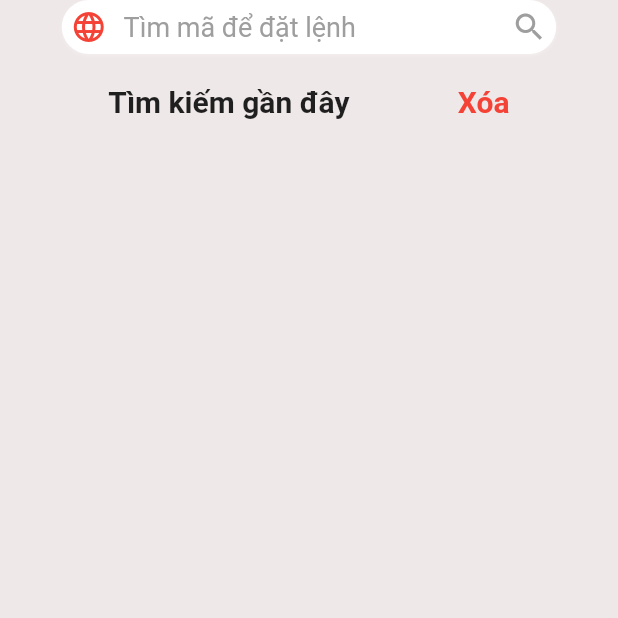
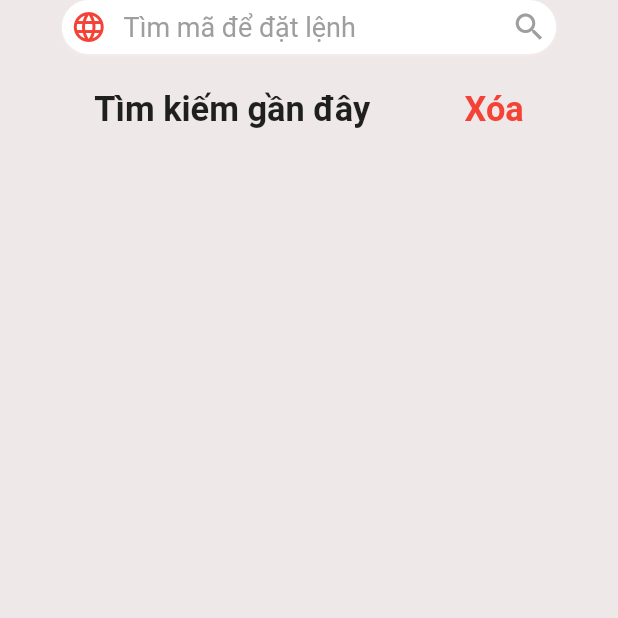
Before and after one commit to dhnam2806/EnTrade-X, a Flutter app: the FollowScreen screen opened directly, after a tap on "Tìm mã để đặt lệnh", on a phone screen of 412 x 824 dp, the top half of it. Run offline on Flutter 3.47's test engine with Material 2 defaults, Android fonts, the phone set to English and light mode, and no system bars; our stand-ins replace bloc, flutter_bloc, flutter_screenutil, persistent_bottom_nav_bar.

Commit message:
auto fontsize

```diff
--- a/lib/Menu/screen/search_screen.dart
+++ b/lib/Menu/screen/search_screen.dart
@@ -1,6 +1,7 @@
 import 'package:entradex/follow/component/news_list.dart';
 import 'package:entradex/widgets/search.dart';
 import 'package:flutter/material.dart';
+import 'package:flutter_screenutil/flutter_screenutil.dart';
 
 class SearchScreen extends StatelessWidget {
   const SearchScreen({super.key});
@@ -11,21 +12,21 @@ class SearchScreen extends StatelessWidget {
       body: SafeArea(
         child: Column(children: [
           SearchWidget(),
-          SizedBox(height: 20),
+          SizedBox(height: 20.h),
           Row(
             mainAxisAlignment: MainAxisAlignment.spaceEvenly,
             children: [
               Text(
                 'Tìm kiếm gần đây',
                 style: TextStyle(
-                  fontSize: 20,
+                  fontSize: 20.sp,
                   fontWeight: FontWeight.bold,
                 ),
               ),
               Text(
                 'Xóa',
                 style: TextStyle(
-                  fontSize: 20,
+                  fontSize: 20.sp,
                   fontWeight: FontWeight.bold,
                   color: Colors.red,
                 ),
--- /dev/null
+++ b/lib/data/category.dart
@@ -0,0 +1,5 @@
+import '../model/collection.dart';
+
+List<CollectionModel> collection = [
+  CollectionModel(name: "D1"),
+];
--- a/lib/follow/bloc/follow_event.dart
+++ b/lib/follow/bloc/follow_event.dart
@@ -23,16 +23,12 @@ class NewsSelectedEvent extends FollowEvent {
 
 class SearchStockNavigateEvent extends FollowEvent {}
 
-class StockSortEvent extends FollowEvent {
-  final int sortColumnIndex;
-  bool isAscending;
-  final List<Stock> stocks;
+class AddMoreEvent extends FollowEvent {}
 
-  StockSortEvent({
-    required this.sortColumnIndex,
-    required this.isAscending,
-    required this.stocks,
-  });
+class StockCollectionInitialEvent extends FollowEvent {}
+
+class AddStockEvent extends FollowEvent {
+  final String value;
+
+  AddStockEvent({required this.value});
 }
-
-class AddMoreEvent extends FollowEvent {}
--- a/lib/follow/bloc/follow_state.dart
+++ b/lib/follow/bloc/follow_state.dart
@@ -24,3 +24,9 @@ class NewsLoadedState extends FollowState {
 class SearchStockNavigateState extends FollowActionState {}
 
 class AddMoreState extends FollowActionState {}
+
+class AddStockState extends FollowState {
+  final List<CollectionModel> value;
+
+  AddStockState({required this.value});
+}
--- /dev/null
+++ b/lib/follow/component/collection.dart
@@ -0,0 +1,124 @@
+// ignore_for_file: public_member_api_docs, sort_constructors_first
+import 'package:entradex/follow/component/bottom_add.dart';
+import 'package:flutter/material.dart';
+import 'package:flutter_bloc/flutter_bloc.dart';
+import 'package:flutter_screenutil/flutter_screenutil.dart';
+import '../bloc/follow_bloc.dart';
+
+class Collection extends StatefulWidget {
+  const Collection({Key? key}) : super(key: key);
+
+  @override
+  State<Collection> createState() => _CollectionState();
+}
+
+class _CollectionState extends State<Collection> {
+  @override
+  void initState() {
+    BlocProvider.of<FollowBloc>(context).add(StockCollectionInitialEvent());
+    super.initState();
+  }
+
+  getName(String name) {
+    List<String> words = name.split(" ");
+
+    List<String> firstChars = [];
+
+    for (String word in words) {
+      if (word.isNotEmpty) {
+        String firstChar = word[0];
+        firstChars.add(firstChar);
+      }
+    }
+
+    String result = firstChars.join("");
+    return result;
+  }
+
+  @override
+  Widget build(BuildContext context) {
+    return BlocConsumer<FollowBloc, FollowState>(
+      listener: (context, state) {
+        if (state is AddMoreState) {
+          showModalBottomSheet(
+            context: context,
+            isScrollControlled: true,
+            builder: (context) {
+              return SingleChildScrollView(
+                  child: Container(
+                      padding: EdgeInsets.only(
+                          bottom:
+                              MediaQuery.of(context).viewInsets.bottom + 28),
+                      child: BottomAdd()));
+            },
+          );
+        }
+      },
+      listenWhen: (previous, current) => current is FollowActionState,
+      buildWhen: (previous, current) => current is! FollowActionState,
+      builder: (context, state) {
+        if (state is AddStockState) {
+          final success = state as AddStockState;
+          final data = success.value;
+          return Row(
+            children: [
+              ListView.builder(
+                physics: NeverScrollableScrollPhysics(),
+                shrinkWrap: true,
+                padding: EdgeInsets.zero,
+                scrollDirection: Axis.horizontal,
+                itemCount: data.length,
+                itemBuilder: (context, index) {
+                  return Container(
+                    width: 32.w,
+                    decoration: BoxDecoration(
+                      color: Theme.of(context).colorScheme.background,
+                      borderRadius: BorderRadius.circular(4),
+                      boxShadow: [
+                        BoxShadow(
+                          color: Colors.grey.withOpacity(0.2),
+                          spreadRadius: 0.4,
+                          blurRadius: 1,
+                          offset: Offset(0, 2),
+                        ),
+                      ],
+                    ),
+                    child: Center(child: Text(getName(data[index].name))),
+                  );
+                },
+              ),
+              SizedBox(
+                width: 8.w,
+              ),
+              GestureDetector(
+                onTap: () {
+                  BlocProvider.of<FollowBloc>(context).add(AddMoreEvent());
+                },
+                child: Container(
+                  width: 32.w,
+                  padding: EdgeInsets.all(8),
+                  decoration: BoxDecoration(
+                    color: Theme.of(context).colorScheme.background,
+                    borderRadius: BorderRadius.circular(4),
+                    boxShadow: [
+                      BoxShadow(
+                        color: Colors.grey.withOpacity(0.2),
+                        spreadRadius: 0.4,
+                        blurRadius: 1,
+                        offset: Offset(0, 2),
+                      ),
+                    ],
+                  ),
+                  child: Center(child: Text("+")),
+                ),
+              ),
+            ],
+          );
+        }
+        return Container(
+          child: Text("Loading"),
+        );
+      },
+    );
+  }
+}
--- a/lib/follow/component/follow_header.dart
+++ b/lib/follow/component/follow_header.dart
@@ -29,7 +29,7 @@ class FollowHeader extends StatelessWidget {
         }
       },
       child: Container(
-        height: size.height * 0.22,
+        height: size.height * 0.2,
         padding: EdgeInsets.only(top: safePadding),
         decoration: BoxDecoration(
             borderRadius: BorderRadius.only(
--- a/lib/follow/component/news_info.dart
+++ b/lib/follow/component/news_info.dart
@@ -1,5 +1,5 @@
-
 import 'package:flutter/material.dart';
+import 'package:flutter_screenutil/flutter_screenutil.dart';
 
 class NewsInfo extends StatelessWidget {
   String name;
@@ -13,14 +13,14 @@ class NewsInfo extends StatelessWidget {
   Widget build(BuildContext context) {
     return Container(
         padding: EdgeInsets.all(4),
-        margin: EdgeInsets.symmetric(horizontal: 4, vertical: 8),
+        margin: EdgeInsets.symmetric(horizontal: 4.w, vertical: 8.h),
         child: Text(name + " " + changePercent.toString() + "%",
             style: TextStyle(
-                // fontSize: 15,
+                fontSize: 12.sp,
                 color: changePercent == 0
                     ? Colors.yellow[200]
                     : (changePercent > 0 ? Colors.green[300] : Colors.red[200]),
-                fontWeight: FontWeight.w500)),
+                fontWeight: FontWeight.w400)),
         decoration: BoxDecoration(
           color: changePercent == 0
               ? Colors.yellow[800]
--- a/lib/follow/component/news_list.dart
+++ b/lib/follow/component/news_list.dart
@@ -2,8 +2,7 @@ import 'package:entradex/follow/component/news_info.dart';
 import 'package:entradex/follow/component/news_select.dart';
 import 'package:flutter/material.dart';
 import 'package:flutter_bloc/flutter_bloc.dart';
-
-import '../../model/news.dart';
+import 'package:flutter_screenutil/flutter_screenutil.dart';
 import '../bloc/follow_bloc.dart';
 
 class NewsList extends StatefulWidget {
@@ -49,7 +48,8 @@ class _NewsListState extends State<NewsList> {
               children: [
                 Text(
                   "Tin danh mục",
-                  style: TextStyle(fontSize: 20, fontWeight: FontWeight.w500),
+                  style:
+                      TextStyle(fontSize: 20.sp, fontWeight: FontWeight.w500),
                 ),
                 Row(
                   children: [
@@ -58,7 +58,6 @@ class _NewsListState extends State<NewsList> {
                         followBloc.add(NewsSelectedEvent(value: "Theo mã"));
                         setState(() {
                           isSelect = !isSelect;
-                          // news = newsData0;
                           newsInfoHide = false;
                         });
                       },
@@ -68,14 +67,13 @@ class _NewsListState extends State<NewsList> {
                       ),
                     ),
                     SizedBox(
-                      width: 8,
+                      width: 8.w,
                     ),
                     GestureDetector(
                         onTap: () {
                           followBloc.add(NewsSelectedEvent(value: "Vĩ mô"));
                           setState(() {
                             isSelect = !isSelect;
-                            // news = newsData1;
                             newsInfoHide = !newsInfoHide;
                           });
                         },
@@ -104,7 +102,7 @@ class _NewsListState extends State<NewsList> {
                                     maxLines: 2,
                                     overflow: TextOverflow.ellipsis,
                                     style: TextStyle(
-                                      fontSize: 18,
+                                      fontSize: 16.sp,
                                     ),
                                   ),
                                   newsInfoHide
@@ -129,10 +127,11 @@ class _NewsListState extends State<NewsList> {
                                         color: Colors.grey[400],
                                       ),
                                       SizedBox(
-                                        width: 8,
+                                        width: 8.w,
                                       ),
                                       Text(news[index].time,
                                           style: TextStyle(
+                                              fontSize: 12.sp,
                                               color: Colors.grey[400]))
                                     ],
                                   )
@@ -140,11 +139,11 @@ class _NewsListState extends State<NewsList> {
                               ),
                             ),
                             SizedBox(
-                              height: 18,
+                              height: 18.h,
                             ),
                             Container(
                                 width: size.width * 0.3,
-                                padding: EdgeInsets.only(left: 16),
+                                padding: EdgeInsets.only(left: 16.w),
                                 child: Image.asset('images/john-wick.jpg')),
                           ],
                         ),
--- a/lib/follow/component/news_select.dart
+++ b/lib/follow/component/news_select.dart
@@ -1,4 +1,5 @@
 import 'package:flutter/material.dart';
+import 'package:flutter_screenutil/flutter_screenutil.dart';
 
 class NewsSelect extends StatelessWidget {
   String title;
@@ -12,8 +13,8 @@ class NewsSelect extends StatelessWidget {
   Widget build(BuildContext context) {
     return Container(
       margin: EdgeInsets.symmetric(vertical: 8),
-      width: 80,
-      height: 24,
+      width: 80.w,
+      height: 24.h,
       decoration: BoxDecoration(
         color:
             isSelected ? Colors.red : Theme.of(context).colorScheme.background,
@@ -21,7 +22,12 @@ class NewsSelect extends StatelessWidget {
       ),
       child: Center(
         child: Text(title,
-            style: TextStyle(fontSize: 15, fontWeight: FontWeight.w500)),
+            style: TextStyle(
+                fontSize: 15.sp,
+                fontWeight: FontWeight.w500,
+                color: isSelected
+                    ? Colors.white
+                    : Theme.of(context).colorScheme.onSecondary)),
       ),
     );
   }
--- a/lib/follow/component/securities_item.dart
+++ b/lib/follow/component/securities_item.dart
@@ -1,4 +1,5 @@
 import 'package:flutter/material.dart';
+import 'package:flutter_screenutil/flutter_screenutil.dart';
 
 class SecuritiesItem extends StatelessWidget {
   String name;
@@ -20,27 +21,27 @@ class SecuritiesItem extends StatelessWidget {
         color: Theme.of(context).colorScheme.background,
         borderRadius: BorderRadius.circular(10),
       ),
-      padding: EdgeInsets.symmetric(horizontal: 12),
-      margin: EdgeInsets.symmetric(horizontal: 4),
+      padding: EdgeInsets.symmetric(horizontal: 12.w),
+      margin: EdgeInsets.symmetric(horizontal: 4.w),
       child: Column(mainAxisAlignment: MainAxisAlignment.center, children: [
         Row(
           children: [
             Text(
               name.toUpperCase(),
-              style: TextStyle(fontSize: 15),
+              style: TextStyle(fontSize: 14.sp),
             ),
-            SizedBox(width: 8),
+            SizedBox(width: 8.w),
             Text(
               price.toString(),
               style: TextStyle(
-                fontSize: 18,
+                fontSize: 16.sp,
                 fontWeight: FontWeight.w500,
                 color: changePercent > 0 ? Colors.green : Colors.red,
               ),
             ),
           ],
         ),
-        SizedBox(height: 4),
+        SizedBox(height: 4.h),
         Text((changePercent > 0 ? "+" : "-") + "$change  ($changePercent%)",
             style: TextStyle(
               color: changePercent > 0 ? Colors.green : Colors.red,
--- a/lib/follow/component/stock_datatable.dart
+++ b/lib/follow/component/stock_datatable.dart
@@ -1,6 +1,7 @@
-import 'package:entradex/follow/component/bottom_add.dart';
+import 'package:entradex/follow/component/collection.dart';
 import 'package:entradex/model/stock.dart';
 import 'package:flutter/material.dart';
+import 'package:flutter_screenutil/flutter_screenutil.dart';
 import '../bloc/follow_bloc.dart';
 import 'package:flutter_bloc/flutter_bloc.dart';
 
@@ -27,27 +28,11 @@ class _StockDataState extends State<StockData> {
   @override
   Widget build(BuildContext context) {
     final column = ["Mã", "Khớp", "%", "Tổng KL"];
-    final popup = ["VN30", "Phá sinh", "HOSE"];
-    bool isSelect = true;
-    final MediaQueryData mediaQuery = MediaQuery.of(context);
+    final popup = ["VN30", "Phái sinh", "HOSE"];
 
     return BlocConsumer<FollowBloc, FollowState>(
       bloc: followBloc,
-      listener: (context, state) {
-        if (state is AddMoreState) {
-          showModalBottomSheet(
-            context: context,
-            isScrollControlled: true,
-            builder: (context) {
-              return SingleChildScrollView(
-                  child: Container(
-                      padding:
-                          EdgeInsets.only(bottom: mediaQuery.viewInsets.bottom),
-                      child: BottomAdd()));
-            },
-          );
-        }
-      },
+      listener: (context, state) {},
       listenWhen: (previous, current) => current is FollowActionState,
       buildWhen: (previous, current) => current is! FollowActionState,
       builder: (context, state) {
@@ -105,8 +90,8 @@ class _StockDataState extends State<StockData> {
                   child: Text(
                     column,
                     style: TextStyle(
-                        fontSize: 16,
-                        fontWeight: FontWeight.w500,
+                        fontSize: 14.sp,
+                        fontWeight: FontWeight.w400,
                         color: Colors.grey),
                   ),
                 ),
@@ -119,7 +104,7 @@ class _StockDataState extends State<StockData> {
               return DataCell(Text(
                 data.toString(),
                 style: TextStyle(
-                    fontSize: 16,
+                    fontSize: 14.sp,
                     fontWeight: FontWeight.w500,
                     color: changePercent == 0
                         ? Colors.yellow
@@ -150,49 +135,10 @@ class _StockDataState extends State<StockData> {
                   children: [
                     Row(
                       children: [
-                        Container(
-                          width: 40,
-                          height: 40,
-                          decoration: BoxDecoration(
-                            color: Theme.of(context).colorScheme.background,
-                            borderRadius: BorderRadius.circular(4),
-                            boxShadow: [
-                              BoxShadow(
-                                color: Colors.grey.withOpacity(0.2),
-                                spreadRadius: 0.4,
-                                blurRadius: 1,
-                                offset: Offset(0, 2),
-                              ),
-                            ],
-                          ),
-                          child: Center(child: Text("D1")),
-                        ),
                         SizedBox(
-                          width: 8,
-                        ),
-                        GestureDetector(
-                          onTap: () {
-                            followBloc.add(AddMoreEvent());
-                          },
-                          child: Container(
-                            width: 40,
-                            height: 40,
-                            padding: EdgeInsets.all(8),
-                            decoration: BoxDecoration(
-                              color: Theme.of(context).colorScheme.background,
-                              borderRadius: BorderRadius.circular(4),
-                              boxShadow: [
-                                BoxShadow(
-                                  color: Colors.grey.withOpacity(0.2),
-                                  spreadRadius: 0.4,
-                                  blurRadius: 1,
-                                  offset: Offset(0, 2),
-                                ),
-                              ],
-                            ),
-                            child: Center(child: Text("+")),
-                          ),
-                        ),
+                            width: MediaQuery.of(context).size.width * 0.6,
+                            height: 32.h,
+                            child: Collection()),
                       ],
                     ),
                     PopupMenuButton(
@@ -269,7 +215,9 @@ class _StockDataState extends State<StockData> {
                               Text(
                                 select,
                                 style: TextStyle(
-                                    fontSize: 16, fontWeight: FontWeight.w500),
+                                    fontSize: 16.sp,
+                                    fontWeight: FontWeight.w500,
+                                    color: Colors.white),
                               ),
                               Icon(Icons.arrow_drop_down, color: Colors.white),
                             ],
--- /dev/null
+++ b/lib/model/collection.dart
@@ -0,0 +1,5 @@
+class CollectionModel {
+  final String name;
+
+  CollectionModel({required this.name});
+}
--- a/lib/theme/theme.dart
+++ b/lib/theme/theme.dart
@@ -12,7 +12,7 @@ class NAppTheme {
       background: Color.fromARGB(255, 255, 255, 255),
       error: Color.fromARGB(255, 255, 255, 255),
       onPrimary: Color.fromARGB(255, 240, 239, 239),
-      onSecondary: Color.fromARGB(255, 255, 255, 255),
+      onSecondary: Color.fromARGB(255, 0, 0, 0),
       onSurface: Color.fromARGB(255, 255, 255, 255),
       onBackground: Color.fromARGB(255, 255, 255, 255),
       onError: Color.fromARGB(255, 255, 255, 255),
```
Also changed, not shown: lib/Menu/components/profile.dart (+6 -2 lines), lib/Menu/screen/menu_screen.dart (+6 -5 lines), lib/data/stock_data.dart (+4 -4 lines), lib/follow/bloc/follow_bloc.dart (+13 -27 lines), lib/follow/component/bottom_add.dart (+39 -8 lines), lib/main.dart (+13 -3 lines), pubspec.yaml (+4 -4 lines), pubspec.lock.
